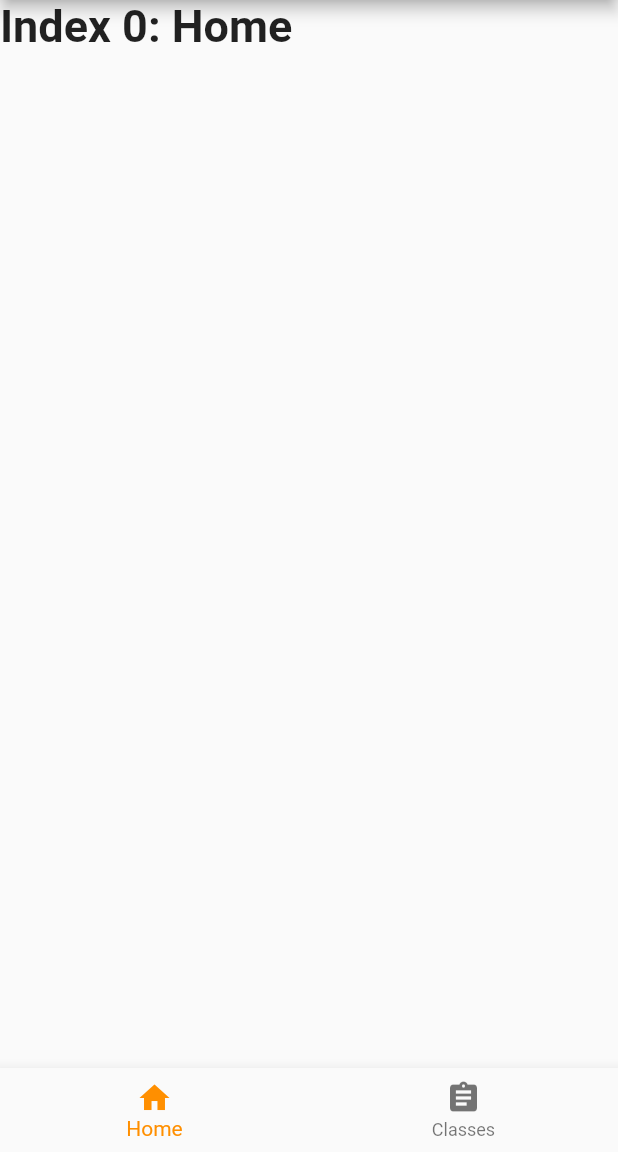
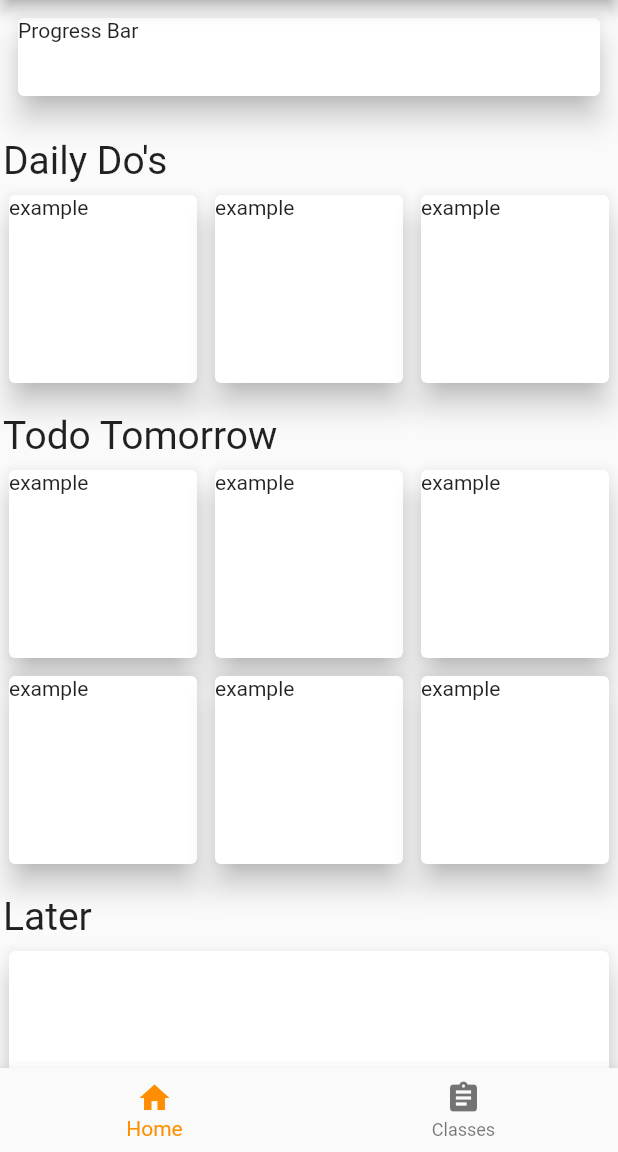
Before and after one commit to ThinPotato/BrouseRepository, a Flutter app: the screen it shows after launch, on a phone screen of 412 x 824 dp, the part 84-1236 px from its top. Run offline on Flutter 3.47's test engine with Material 2 defaults, Android fonts, the phone set to English and light mode, and no system bars.

Commit message:
UI home gird layout + Classes page layout

```diff
--- /dev/null
+++ b/lib/Classes/classes.dart
@@ -0,0 +1,32 @@
+import 'package:flutter/material.dart';
+import 'package:hackathon_2020/ui_elements/long_assignment.dart';
+
+import '../main.dart';
+
+class Classes extends StatefulWidget {
+  Classes({Key key}) : super(key: key);
+
+  @override
+  _ClassesState createState() => _ClassesState();
+}
+
+class _ClassesState extends State<Classes> {
+  @override
+  Widget build(BuildContext context) {
+    return Scaffold(
+      floatingActionButton: FloatingActionButton(
+        onPressed: null,
+        child: Icon(Icons.add),
+      ),
+      body: Container(
+          child: ListView.builder(
+        itemBuilder: (BuildContext context, int index) {
+          return LongAssignment(
+            data: mainData.data[index],
+          );
+        },
+        itemCount: mainData.data != null ? mainData.data : 0,
+      )),
+    );
+  }
+}
--- /dev/null
+++ b/lib/Home/home.dart
@@ -0,0 +1,83 @@
+import 'package:flutter/material.dart';
+import 'package:hackathon_2020/ui_elements/banner.dart';
+import 'package:hackathon_2020/ui_elements/long_assignment.dart';
+import 'package:hackathon_2020/ui_elements/mini_assignment.dart';
+import 'package:hackathon_2020/ui_elements/progress_bar.dart';
+import 'package:hackathon_2020/main.dart';
+
+class Home extends StatefulWidget {
+  Home({Key key}) : super(key: key);
+
+  @override
+  _HomeState createState() => _HomeState();
+}
+
+class _HomeState extends State<Home> {
+  @override
+  Widget build(BuildContext context) {
+    return Scaffold(
+      body: CustomScrollView(
+        slivers: <Widget>[
+          SliverToBoxAdapter(
+            child: ProgressBar(),
+          ),
+          SliverToBoxAdapter(
+            child: Padding(
+              padding: const EdgeInsets.fromLTRB(2, 16, 2, 0),
+              child: Text(
+                "Daily Do's",
+                style: TextStyle(fontSize: 26),
+              ),
+            ),
+          ),
+          SliverGrid(
+            gridDelegate:
+                SliverGridDelegateWithFixedCrossAxisCount(crossAxisCount: 3),
+            delegate:
+                SliverChildBuilderDelegate((BuildContext context, int index) {
+              return Padding(
+                padding: const EdgeInsets.fromLTRB(2, 4, 2, 0),
+                child: MiniAssignment(),
+              );
+            }, childCount: 3),
+          ),
+          SliverToBoxAdapter(
+              child: Padding(
+            padding: const EdgeInsets.fromLTRB(2, 16, 2, 0),
+            child: Text(
+              "Todo Tomorrow",
+              style: TextStyle(fontSize: 26),
+            ),
+          )),
+          SliverGrid(
+            gridDelegate:
+                SliverGridDelegateWithFixedCrossAxisCount(crossAxisCount: 3),
+            delegate:
+                SliverChildBuilderDelegate((BuildContext context, int index) {
+              return Padding(
+                padding: const EdgeInsets.fromLTRB(2, 4, 2, 0),
+                child: MiniAssignment(),
+              );
+            }, childCount: 6),
+          ),
+          SliverToBoxAdapter(
+              child: Padding(
+            padding: const EdgeInsets.fromLTRB(2, 16, 2, 0),
+            child: Text(
+              "Later",
+              style: TextStyle(fontSize: 26),
+            ),
+          )),
+          SliverList(
+              delegate:
+                  SliverChildBuilderDelegate((BuildContext context, int index) {
+            return Padding(
+              padding: const EdgeInsets.fromLTRB(2, 4, 2, 0),
+              child: LongAssignment(),
+            );
+          }, childCount: 3))
+        ],
+      ),
+    );
+  }
+}
--- a/lib/data/data_manager.dart
+++ b/lib/data/data_manager.dart
@@ -1,5 +1,6 @@
 import 'dart:convert';
 
+import 'package:hackathon_2020/data/assignment_data.dart';
 import 'package:hackathon_2020/data/class_data.dart';
 import 'package:path_provider/path_provider.dart';
 import 'dart:io';
--- a/lib/main.dart
+++ b/lib/main.dart
@@ -1,4 +1,6 @@
 import 'package:flutter/material.dart';
+import 'package:hackathon_2020/Classes/classes.dart';
+import 'package:hackathon_2020/Home/home.dart';
 import 'package:hackathon_2020/data/data_manager.dart';
 import 'package:hackathon_2020/scheduler/scheduler.dart';
 
@@ -16,22 +18,10 @@ class MyApp extends StatelessWidget {
     return MaterialApp(
       title: 'Flutter Demo',
       theme: ThemeData(
-        // This is the theme of your application.
-        //
-        // Try running your application with "flutter run". You'll see the
-        // application has a blue toolbar. Then, without quitting the app, try
-        // changing the primarySwatch below to Colors.green and then invoke
-        // "hot reload" (press "r" in the console where you ran "flutter run",
-        // or simply save your changes to "hot reload" in a Flutter IDE).
-        // Notice that the counter didn't reset back to zero; the application
-        // is not restarted.
         primarySwatch: Colors.blue,
-        // This makes the visual density adapt to the platform that you run
-        // the app on. For desktop platforms, the controls will be smaller and
-        // closer together (more dense) than on mobile platforms.
         visualDensity: VisualDensity.adaptivePlatformDensity,
       ),
-      home: MyHomePage(title: 'Hackathon app '),
+      home: MyHomePage(title: 'Hackathon app'),
     );
   }
 }
@@ -49,16 +39,7 @@ class _MyHomePageState extends State<MyHomePage> {
   int _selectedIndex = 0;
   static const TextStyle optionStyle =
       TextStyle(fontSize: 30, fontWeight: FontWeight.bold);
-  static const List<Widget> _widgetOptions = <Widget>[
-    Text(
-      'Index 0: Home',
-      style: optionStyle,
-    ),
-    Text(
-      'Index 1: Classes',
-      style: optionStyle,
-    ),
-  ];
+  static List<Widget> _widgetOptions = <Widget>[Home(), Classes()];
 
   void _onItemTapped(int index) {
     setState(() {
--- /dev/null
+++ b/lib/ui_elements/banner.dart
@@ -0,0 +1,15 @@
+import 'package:flutter/material.dart';
+
+class Banner extends StatefulWidget {
+  Banner({Key key}) : super(key: key);
+
+  @override
+  _BannerState createState() => _BannerState();
+}
+
+class _BannerState extends State<Banner> {
+  @override
+  Widget build(BuildContext context) {
+    return Container(height: 70, child: Card());
+  }
+}
--- /dev/null
+++ b/lib/ui_elements/long_assignment.dart
@@ -0,0 +1,23 @@
+import 'package:flutter/material.dart';
+import 'package:hackathon_2020/data/assignment_data.dart';
+import 'package:hackathon_2020/data/class_data.dart';
+
+class LongAssignment extends StatefulWidget {
+  final ClassData data;
+  LongAssignment({Key key, this.data}) : super(key: key);
+
+  @override
+  _LongAssignmentState createState() => _LongAssignmentState();
+}
+
+class _LongAssignmentState extends State<LongAssignment> {
+  @override
+  Widget build(BuildContext context) {
+    return Container(
+      height: 120,
+      child: Card(
+        elevation: 8,
+      ),
+    );
+  }
+}
--- /dev/null
+++ b/lib/ui_elements/mini_assignment.dart
@@ -0,0 +1,22 @@
+import 'package:flutter/material.dart';
+import 'package:hackathon_2020/data/assignment_data.dart';
+
+class MiniAssignment extends StatefulWidget {
+  final Assignment assignment;
+  MiniAssignment({Key key, this.assignment}) : super(key: key);
+
+  @override
+  _MiniAssignmentState createState() => _MiniAssignmentState();
+}
+
+class _MiniAssignmentState extends State<MiniAssignment> {
+  @override
+  Widget build(BuildContext context) {
+    return Container(
+        height: 100,
+        child: Card(
+          child: Text("example"),
+          elevation: 8,
+        ));
+  }
+}
--- /dev/null
+++ b/lib/ui_elements/progress_bar.dart
@@ -0,0 +1,23 @@
+import 'package:flutter/material.dart';
+
+class ProgressBar extends StatefulWidget {
+  ProgressBar({Key key}) : super(key: key);
+
+  @override
+  _ProgressBarState createState() => _ProgressBarState();
+}
+
+class _ProgressBarState extends State<ProgressBar> {
+  @override
+  Widget build(BuildContext context) {
+    return Padding(
+      padding: const EdgeInsets.all(8.0),
+      child: Container(
+          height: 60,
+          child: Card(
+            elevation: 8,
+            child: Text("Progress Bar"),
+          )),
+    );
+  }
+}
```
